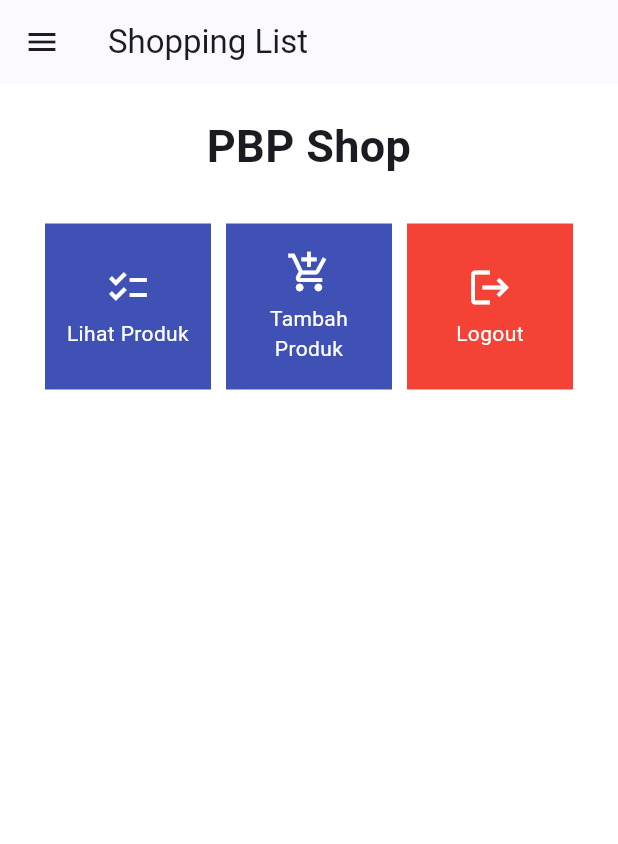
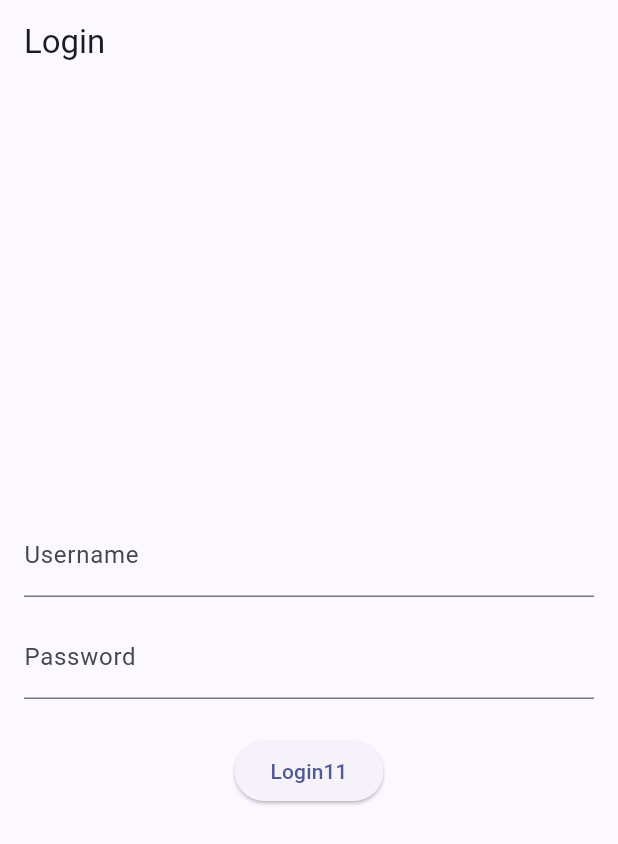
Before and after one commit to matthewhjt/shopping-list-mobile, a Flutter app: the screen it shows after launch, on a phone screen of 412 x 824 dp. Shown: the top 844 px of the screen. Run offline on Flutter 3.47's test engine with Material 2 defaults, Android fonts, the phone set to English and light mode, and no system bars; missing offline and left inert: pbp_django_auth.

Commit message:
tutorial 8

```diff
--- a/lib/main.dart
+++ b/lib/main.dart
@@ -1,5 +1,7 @@
 import 'package:flutter/material.dart';
-import 'package:shopping_list/screens/menu.dart';
+import 'package:pbp_django_auth/pbp_django_auth.dart';
+import 'package:provider/provider.dart';
+import 'package:shopping_list/screens/login.dart';
 
 void main() {
   runApp(const MyApp());
@@ -11,28 +13,18 @@ class MyApp extends StatelessWidget {
   // This widget is the root of your application.
   @override
   Widget build(BuildContext context) {
-    return MaterialApp(
-      title: 'Flutter Demo',
-      theme: ThemeData(
-        // This is the theme of your application.
-        //
-        // TRY THIS: Try running your application with "flutter run". You'll see
-        // the application has a blue toolbar. Then, without quitting the app,
-        // try changing the seedColor in the colorScheme below to Colors.green
-        // and then invoke "hot reload" (save your changes or press the "hot
-        // reload" button in a Flutter-supported IDE, or press "r" if you used
-        // the command line to start the app).
-        //
-        // Notice that the counter didn't reset back to zero; the application
-        // state is not lost during the reload. To reset the state, use hot
-        // restart instead.
-        //
-        // This works for code too, not just values: Most code changes can be
-        // tested with just a hot reload.
-        colorScheme: ColorScheme.fromSeed(seedColor: Colors.indigo),
-        useMaterial3: true,
-      ),
-      home: MyHomePage(),
-    );
+    return Provider(
+        create: (_) {
+          CookieRequest request = CookieRequest();
+          return request;
+        },
+        child: MaterialApp(
+          title: 'Flutter Demo',
+          theme: ThemeData(
+            colorScheme: ColorScheme.fromSeed(seedColor: Colors.indigo),
+            useMaterial3: true,
+          ),
+          home: const LoginPage(),
+        ));
   }
 }
--- /dev/null
+++ b/lib/screens/login.dart
@@ -0,0 +1,116 @@
+import 'package:shopping_list/screens/menu.dart';
+import 'package:flutter/material.dart';
+import 'package:pbp_django_auth/pbp_django_auth.dart';
+import 'package:provider/provider.dart';
+
+void main() {
+  runApp(const LoginApp());
+}
+
+class LoginApp extends StatelessWidget {
+  const LoginApp({super.key});
+
+  @override
+  Widget build(BuildContext context) {
+    return MaterialApp(
+      title: 'Login',
+      theme: ThemeData(
+        primarySwatch: Colors.blue,
+      ),
+      home: const LoginPage(),
+    );
+  }
+}
+
+class LoginPage extends StatefulWidget {
+  const LoginPage({super.key});
+
+  @override
+  _LoginPageState createState() => _LoginPageState();
+}
+
+class _LoginPageState extends State<LoginPage> {
+  final TextEditingController _usernameController = TextEditingController();
+  final TextEditingController _passwordController = TextEditingController();
+
+  @override
+  Widget build(BuildContext context) {
+    final request = context.watch<CookieRequest>();
+    return Scaffold(
+      appBar: AppBar(
+        title: const Text('Login'),
+      ),
+      body: Container(
+        padding: const EdgeInsets.all(16.0),
+        child: Column(
+          mainAxisAlignment: MainAxisAlignment.center,
+          children: [
+            TextField(
+              controller: _usernameController,
+              decoration: const InputDecoration(
+                labelText: 'Username',
+              ),
+            ),
+            const SizedBox(height: 12.0),
+            TextField(
+              controller: _passwordController,
+              decoration: const InputDecoration(
+                labelText: 'Password',
+              ),
+              obscureText: true,
+            ),
+            const SizedBox(height: 24.0),
+            ElevatedButton(
+              onPressed: () async {
+                String username = _usernameController.text;
+                String password = _passwordController.text;
+
+                // Cek kredensial
+                // TODO: Ganti URL dan jangan lupa tambahkan trailing slash (/) di akhir URL!
+                // Untuk menyambungkan Android emulator dengan Django pada localhost,
+                // gunakan URL http://10.0.2.2/
+
+                final response = await request.login(
+                    "http://matthew-hotmaraja-tutorial.pbp.cs.ui.ac.id/auth/login/",
+                    {
+                      'username': username,
+                      'password': password,
+                    });
+
+                if (request.loggedIn) {
+                  String message = response['message'];
+                  String uname = response['username'];
+                  Navigator.pushReplacement(
+                    context,
+                    MaterialPageRoute(builder: (context) => MyHomePage()),
+                  );
+                  ScaffoldMessenger.of(context)
+                    ..hideCurrentSnackBar()
+                    ..showSnackBar(SnackBar(
+                        content: Text("$message Selamat datang, $uname.")));
+                } else {
+                  showDialog(
+                    context: context,
+                    builder: (context) => AlertDialog(
+                      title: const Text('Login Gagal'),
+                      content: Text(response['message']),
+                      actions: [
+                        TextButton(
+                          child: const Text('OK'),
+                          onPressed: () {
+                            Navigator.pop(context);
+                          },
+                        ),
+                      ],
+                    ),
+                  );
+                }
+              },
+              child: const Text('Login11'),
+            ),
+          ],
+        ),
+      ),
+    );
+  }
+}
--- a/pubspec.yaml
+++ b/pubspec.yaml
@@ -35,6 +35,9 @@ dependencies:
   # The following adds the Cupertino Icons font to your application.
   # Use with the CupertinoIcons class for iOS style icons.
   cupertino_icons: ^1.0.2
+  provider: ^6.1.1
+  pbp_django_auth: ^0.3.1
+  http: ^0.13.6
 
 dev_dependencies:
   flutter_test:
```
Also changed, not shown: lib/models/product.dart (added, +68 -0 lines), lib/screens/list_product.dart (added, +90 -0 lines), lib/screens/shoplist_form.dart (+30 -1 lines), lib/widgets/left_drawer.dart (+12 -1 lines), lib/widgets/shop_card.dart (+28 -1 lines), pubspec.lock, 2 other files.
